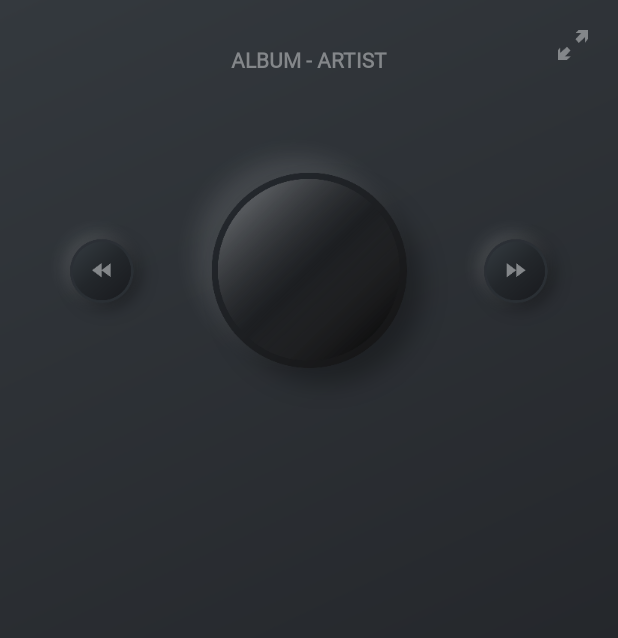
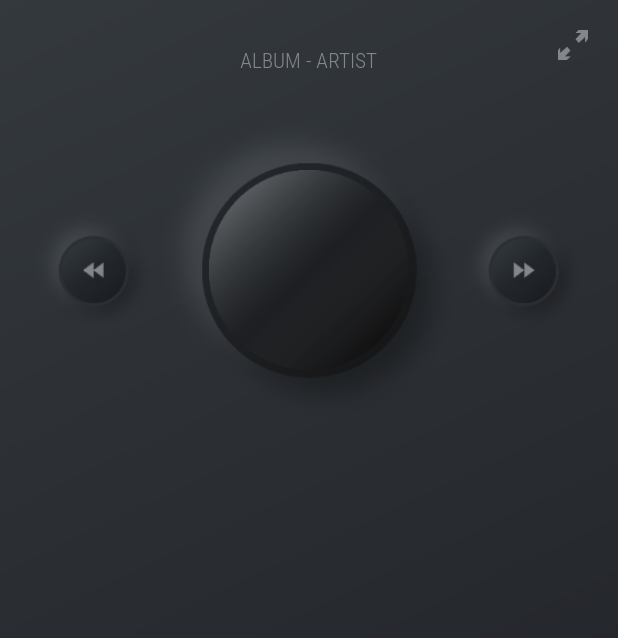
Before and after one commit to BenLscr/MusicPlayer, an Android app: the screen it shows after launch (ShrunkActivity), on a phone screen of 412 x 824 dp. Shown: the top 638 px of the screen. Run offline under Robolectric (Android 15) with nearby library versions, the phone set to English and light mode, and no system bars; libraries missing offline, so code that uses them is left out: com.sembozdemir.permissionskt; 1 statement that could not run was skipped.

Commit message:
Update design of ShrunkActivity

```diff
--- a/app/src/main/java/com/benlscr/musicplayer/ShrunkViewModel.kt
+++ b/app/src/main/java/com/benlscr/musicplayer/ShrunkViewModel.kt
@@ -43,7 +43,7 @@ class ShrunkViewModel : ViewModel() {
             val thisArtist = cursor.getString(artistColumn)
             val thisAlbum = cursor.getString(albumColumn)
             if (thisTitle.length >= 25) {
-                thisTitle = thisTitle.substring(0, 25) + "..."
+                thisTitle = thisTitle.substring(0, 30) + "..."
             }
             list.add(Music(thisId, thisTitle, thisArtist, thisAlbum))
         } while (cursor.moveToNext())
--- a/app/src/main/res/drawable/background_current_music.xml
+++ b/app/src/main/res/drawable/background_current_music.xml
@@ -7,7 +7,8 @@
 
     <gradient
         android:startColor="#121214"
-        android:endColor="#191b1f" />
+        android:endColor="#191b1f"
+        android:angle="270"/>
 
     <stroke
         android:width="1dp"
--- a/app/src/main/res/layout/activity_shrunk.xml
+++ b/app/src/main/res/layout/activity_shrunk.xml
@@ -19,7 +19,7 @@
 
             <androidx.constraintlayout.widget.ConstraintLayout
                 android:layout_width="match_parent"
-                android:layout_height="300dp">
+                android:layout_height="320dp">
 
                 <TextView
                     android:id="@+id/album_and_artist"
@@ -29,7 +29,6 @@
                     android:layout_margin="30dp"
                     android:text="Album - Artist"
                     android:textColor="@color/colorAlbum"
-                    android:textStyle="bold"
                     android:textAllCaps="true"
                     app:layout_constraintEnd_toEndOf="parent"
                     app:layout_constraintStart_toStartOf="parent"
@@ -49,9 +48,9 @@
                 <androidx.constraintlayout.widget.ConstraintLayout
                     android:layout_width="match_parent"
                     android:layout_height="wrap_content"
-                    android:layout_marginBottom="20dp"
-                    android:layout_marginStart="25dp"
-                    android:layout_marginEnd="25dp"
+                    android:layout_marginBottom="40dp"
+                    android:layout_marginStart="20dp"
+                    android:layout_marginEnd="20dp"
                     app:layout_constraintBottom_toBottomOf="parent"
                     app:layout_constraintEnd_toEndOf="parent"
                     app:layout_constraintStart_toStartOf="parent">
@@ -60,6 +59,8 @@
                         android:id="@+id/skip_backward_shrink"
                         android:layout_width="wrap_content"
                         android:layout_height="wrap_content"
+                        android:scaleX="1.1"
+                        android:scaleY="1.1"
                         android:background="@drawable/button_skip_backward_shrink"
                         app:layout_constraintBottom_toBottomOf="parent"
                         app:layout_constraintStart_toStartOf="parent"
@@ -78,6 +79,8 @@
                             android:layout_width="wrap_content"
                             android:layout_height="wrap_content"
                             android:layout_gravity="center"
+                            android:scaleX="1.1"
+                            android:scaleY="1.1"
                             android:src="@drawable/background_album_image_shrink" />
 
                         <ImageView
@@ -90,6 +93,8 @@
                             android:layout_width="wrap_content"
                             android:layout_height="wrap_content"
                             android:layout_gravity="center"
+                            android:scaleX="1.1"
+                            android:scaleY="1.1"
                             android:src="@drawable/glass_shrink" />
 
                     </FrameLayout>
@@ -98,6 +103,8 @@
                         android:id="@+id/skip_forward_shrink"
                         android:layout_width="wrap_content"
                         android:layout_height="wrap_content"
+                        android:scaleX="1.1"
+                        android:scaleY="1.1"
                         android:background="@drawable/button_skip_forward_shrink"
                         app:layout_constraintBottom_toBottomOf="parent"
                         app:layout_constraintEnd_toEndOf="parent"
--- a/app/src/main/res/values/styles.xml
+++ b/app/src/main/res/values/styles.xml
@@ -7,7 +7,7 @@
         <item name="colorPrimaryDark">@color/colorPrimaryDark</item>
         <item name="colorAccent">@color/colorAccent</item>
 
-        <item name="android:fontFamily">@font/roboto_regular</item>
+        <item name="android:fontFamily">@font/roboto_condensed_light</item>
 
         <item name="android:windowTranslucentNavigation">true</item>
         <item name="android:statusBarColor">@android:color/transparent</item>
```
Also changed, not shown: app/src/main/res/layout/fragment_music.xml (+10 -7 lines), app/src/main/res/font/roboto_condensed_bold.ttf (added), app/src/main/res/font/roboto_condensed_bold_italic.ttf (added), app/src/main/res/font/roboto_condensed_italic.ttf (added), app/src/main/res/font/roboto_condensed_light.ttf (added), app/src/main/res/font/roboto_condensed_light_italic.ttf (added), app/src/main/res/font/roboto_condensed_regular.ttf (added), app/src/main/res/font/roboto_regular.ttf (deleted).
